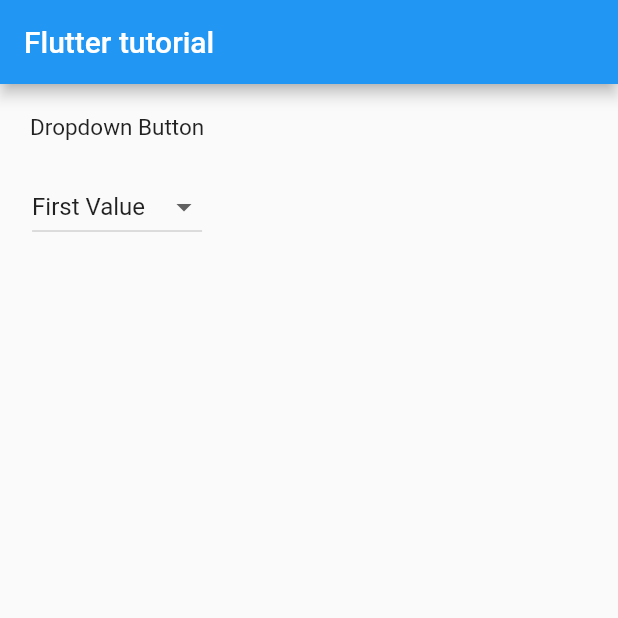
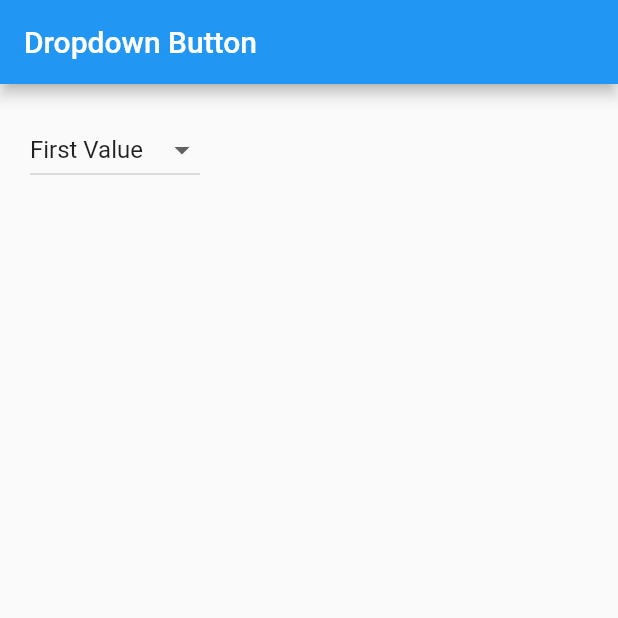
Before and after one commit to yashodgayashan/flutter-tutorial, a Flutter app: the screen it shows after launch, on a phone screen of 412 x 824 dp, the top half of it. Run offline on Flutter 3.47's test engine with Material 2 defaults, Android fonts, the phone set to English and light mode, and no system bars.

Commit message:
minor changes

```diff
--- a/lib/main.dart
+++ b/lib/main.dart
@@ -11,6 +11,7 @@ class Home extends StatefulWidget {
 }
 
 class _HomeState extends State<Home> {
+
   List<ListItem> _dropdownItems = [
     ListItem(1, "First Value"),
     ListItem(2, "Second Item"),
@@ -25,6 +26,7 @@ class _HomeState extends State<Home> {
     super.initState();
     _dropdownMenuItems = buildDropDownMenuItems(_dropdownItems);
     _selectedItem = _dropdownMenuItems[0].value;
+
   }
 
   List<DropdownMenuItem<ListItem>> buildDropDownMenuItems(List listItems) {
@@ -44,18 +46,10 @@ class _HomeState extends State<Home> {
   Widget build(BuildContext context) {
     return Scaffold(
       appBar: AppBar(
-        title: Text("Flutter tutorial"),
+        title: Text("Dropdown Button"),
       ),
-      body: Column(
-        children: <Widget>[
-          Container(
+      body: Container(
         padding: EdgeInsets.all(20.0),
-            child: Text(
-              "Dropdown Button",
-              style: TextStyle(fontSize: 15.0),
-            ),
-          ),
-          Container(
         child: DropdownButton(
             value: _selectedItem,
             items: _dropdownMenuItems,
@@ -64,8 +58,6 @@ class _HomeState extends State<Home> {
                 _selectedItem = value;
               });
             }),
-          ),
-        ],
       ),
     );
   }
```
Lines whose indentation alone changed are shown as unchanged.
